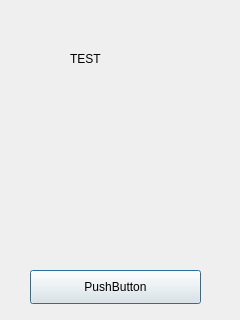
This is Client-conda/ReadyDialog.ui in AndroidM0nkey/bot_arena as Qt 5 draws it before an edit. The edited form follows.
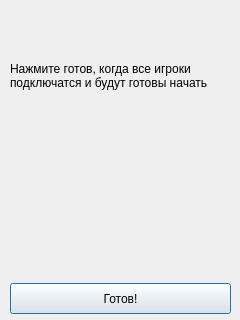
This is the edited form.

Commit message: stable version with some interfaces

The edit to the form file:
```diff
--- a/Client-conda/ReadyDialog.ui
+++ b/Client-conda/ReadyDialog.ui
@@ -16,27 +16,36 @@
   <widget class="QPushButton" name="pushButton">
    <property name="geometry">
     <rect>
-     <x>30</x>
-     <y>270</y>
-     <width>171</width>
-     <height>34</height>
+     <x>10</x>
+     <y>283</y>
+     <width>221</width>
+     <height>31</height>
     </rect>
    </property>
    <property name="text">
-    <string>PushButton</string>
+    <string>Готов!</string>
    </property>
   </widget>
   <widget class="QLabel" name="label">
    <property name="geometry">
     <rect>
-     <x>70</x>
-     <y>50</y>
-     <width>58</width>
-     <height>18</height>
+     <x>10</x>
+     <y>20</y>
+     <width>221</width>
+     <height>111</height>
     </rect>
    </property>
+   <property name="layoutDirection">
+    <enum>Qt::LeftToRight</enum>
+   </property>
    <property name="text">
-    <string>TEST</string>
+    <string>Нажмите готов, когда все игроки подключатся и будут готовы начать</string>
+   </property>
+   <property name="scaledContents">
+    <bool>false</bool>
+   </property>
+   <property name="wordWrap">
+    <bool>true</bool>
    </property>
   </widget>
  </widget>
```
The commit also changes 4 other files.
